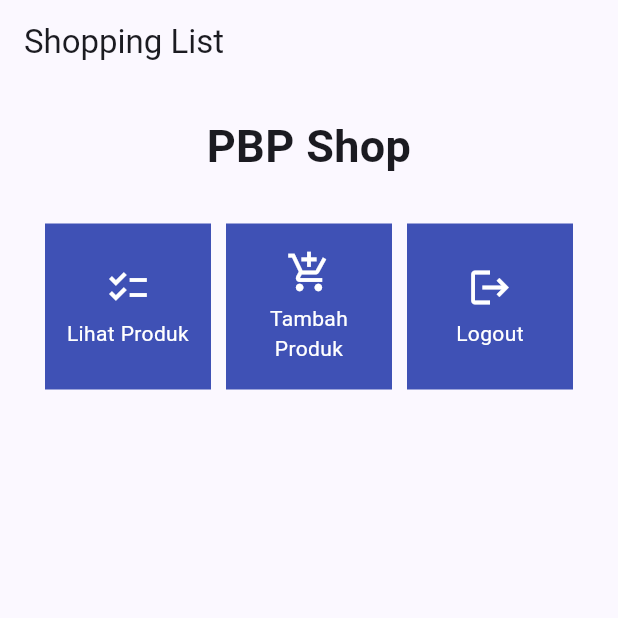
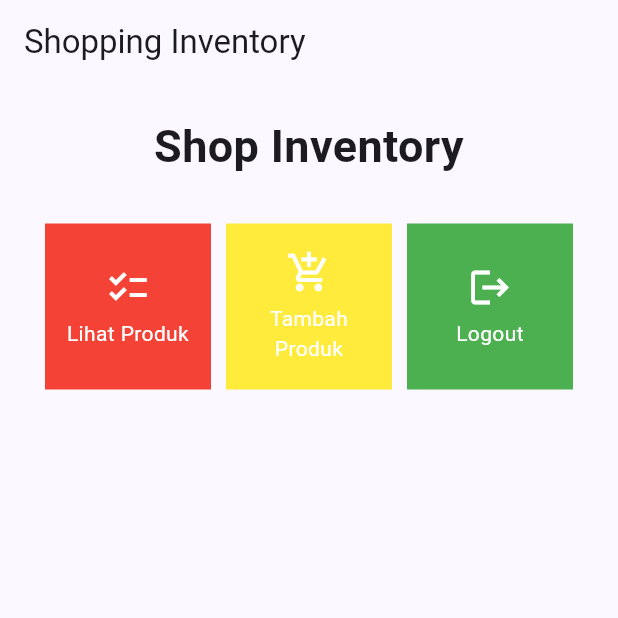
Before and after one commit to anishaputriq/shopping-inventory, a Flutter app: the screen it shows after launch, on a phone screen of 412 x 824 dp, the top half of it. Run offline on Flutter 3.47's test engine with Material 2 defaults, Android fonts, the light colour scheme and no system bars.

Commit message:
feat: tugas 7

```diff
--- a/lib/menu.dart
+++ b/lib/menu.dart
@@ -3,23 +3,24 @@
 class ShopItem {
       final String name;
       final IconData icon;
+      final Color color;
 
-      ShopItem(this.name, this.icon);
+      ShopItem(this.name, this.icon, this.color);
     }
 
 class MyHomePage extends StatelessWidget {
     MyHomePage({Key? key}) : super(key: key);
     final List<ShopItem> items = [
-      ShopItem("Lihat Produk", Icons.checklist),
-      ShopItem("Tambah Produk", Icons.add_shopping_cart),
-      ShopItem("Logout", Icons.logout),
+      ShopItem("Lihat Produk", Icons.checklist, Colors.red),
+      ShopItem("Tambah Produk", Icons.add_shopping_cart, Colors.yellow),
+      ShopItem("Logout", Icons.logout, Colors.green),
     ];
     @override
     Widget build(BuildContext context) {
         return Scaffold(
         appBar: AppBar(
           title: const Text(
-            'Shopping List',
+            'Shopping Inventory',
           ),
         ),
         body: SingleChildScrollView(
@@ -33,7 +34,7 @@
                   padding: EdgeInsets.only(top: 10.0, bottom: 10.0),
                   // Widget Text untuk menampilkan tulisan dengan alignment center dan style yang sesuai
                   child: Text(
-                    'PBP Shop', // Text yang menandakan toko
+                    'Shop Inventory', // Text yang menandakan toko
                     textAlign: TextAlign.center,
                     style: TextStyle(
                       fontSize: 30,
@@ -71,7 +72,7 @@
   @override
   Widget build(BuildContext context) {
     return Material(
-      color: Colors.indigo,
+      color: item.color,
       child: InkWell(
         // Area responsive terhadap sentuhan
         onTap: () {
@@ -107,73 +108,3 @@
     );
   }
 }
-
-// class _MyHomePageState extends State<MyHomePage> {
-//   int _counter = 0;
-
-//   void _incrementCounter() {
-//     setState(() {
-//       // This call to setState tells the Flutter framework that something has
-//       // changed in this State, which causes it to rerun the build method below
-//       // so that the display can reflect the updated values. If we changed
-//       // _counter without calling setState(), then the build method would not be
-//       // called again, and so nothing would appear to happen.
-//       _counter++;
-//     });
-//   }
-
-//   @override
-//   Widget build(BuildContext context) {
-//     // This method is rerun every time setState is called, for instance as done
-//     // by the _incrementCounter method above.
-//     //
-//     // The Flutter framework has been optimized to make rerunning build methods
-//     // fast, so that you can just rebuild anything that needs updating rather
-//     // than having to individually change instances of widgets.
-//     return Scaffold(
-//       appBar: AppBar(
-//         // TRY THIS: Try changing the color here to a specific color (to
-//         // Colors.amber, perhaps?) and trigger a hot reload to see the AppBar
-//         // change color while the other colors stay the same.
-//         backgroundColor: Theme.of(context).colorScheme.inversePrimary,
-//         // Here we take the value from the MyHomePage object that was created by
-//         // the App.build method, and use it to set our appbar title.
-//         title: Text(widget.title),
-//       ),
-//       body: Center(
-//         // Center is a layout widget. It takes a single child and positions it
-//         // in the middle of the parent.
-//         child: Column(
-//           // Column is also a layout widget. It takes a list of children and
-//           // arranges them vertically. By default, it sizes itself to fit its
-//           // children horizontally, and tries to be as tall as its parent.
-//           //
-//           // Column has various properties to control how it sizes itself and
-//           // how it positions its children. Here we use mainAxisAlignment to
-//           // center the children vertically; the main axis here is the vertical
-//           // axis because Columns are vertical (the cross axis would be
-//           // horizontal).
-//           //
-//           // TRY THIS: Invoke "debug painting" (choose the "Toggle Debug Paint"
-//           // action in the IDE, or press "p" in the console), to see the
-//           // wireframe for each widget.
-//           mainAxisAlignment: MainAxisAlignment.center,
-//           children: <Widget>[
-//             const Text(
-//               'You have pushed the button this many times:',
-//             ),
-//             Text(
-//               '$_counter',
-//               style: Theme.of(context).textTheme.headlineMedium,
-//             ),
-//           ],
-//         ),
-//       ),
-//       floatingActionButton: FloatingActionButton(
-//         onPressed: _incrementCounter,
-//         tooltip: 'Increment',
-//         child: const Icon(Icons.add),
-//       ), // This trailing comma makes auto-formatting nicer for build methods.
-//     );
-//   }
-// }
```
Also changed, not shown: 1 other file.
